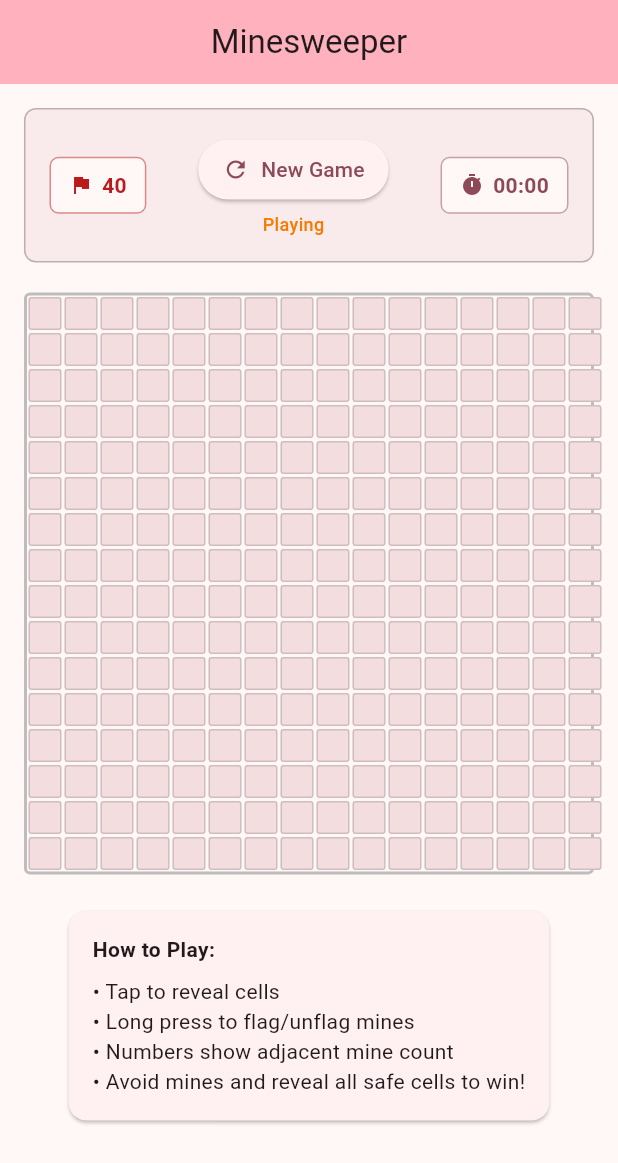
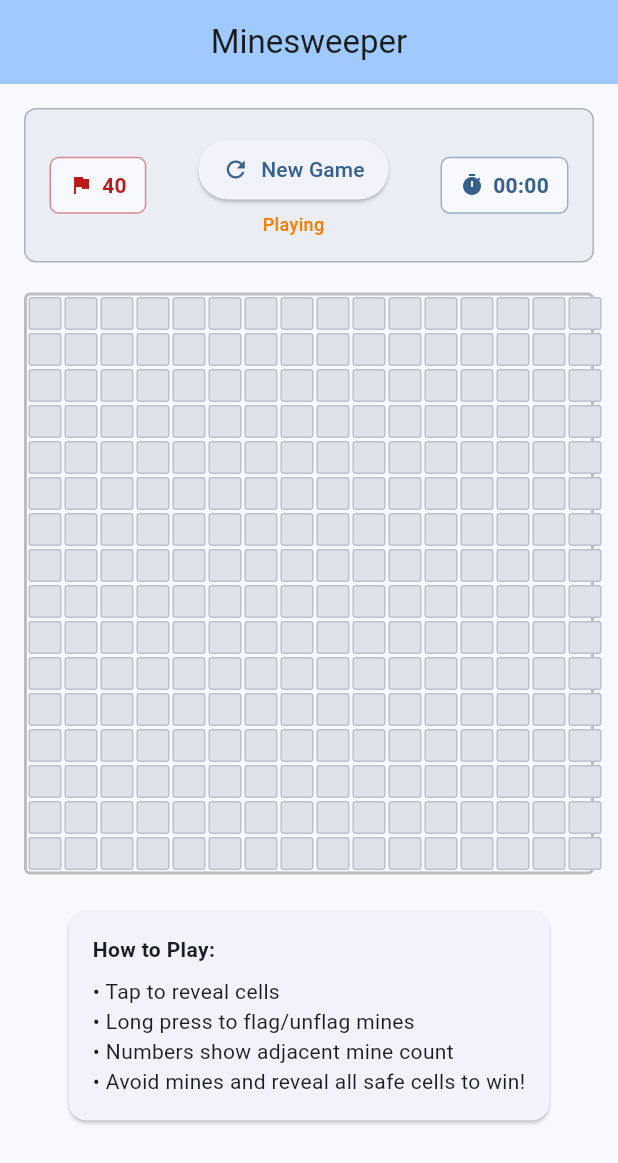
Before and after one commit to BirjuVachhani/mine_sweeper, a Flutter app: the screen it shows after launch, on a phone screen of 412 x 824 dp. Shown: the top 1163 px of the screen. Run offline on Flutter 3.47's test engine with Material 3 defaults, Android fonts, the phone set to English and light mode, and no system bars.

Commit message:
Change seed color to blue

```diff
--- a/lib/main.dart
+++ b/lib/main.dart
@@ -14,21 +14,12 @@ class MinesweeperApp extends StatelessWidget {
       title: 'Minesweeper',
       theme: ThemeData(
         colorScheme: ColorScheme.fromSeed(
-          seedColor: Colors.pink,
+          seedColor: Colors.blue,
           brightness: Brightness.light,
         ),
         useMaterial3: true,
       ),
-      darkTheme: ThemeData(
-        colorScheme: ColorScheme.fromSeed(
-          seedColor: Colors.pink,
-          brightness: Brightness.dark,
-        ),
-        useMaterial3: true,
-      ),
-      themeMode: ThemeMode.system,
       home: const GameScreen(),
-      debugShowCheckedModeBanner: false,
     );
   }
 }
```
